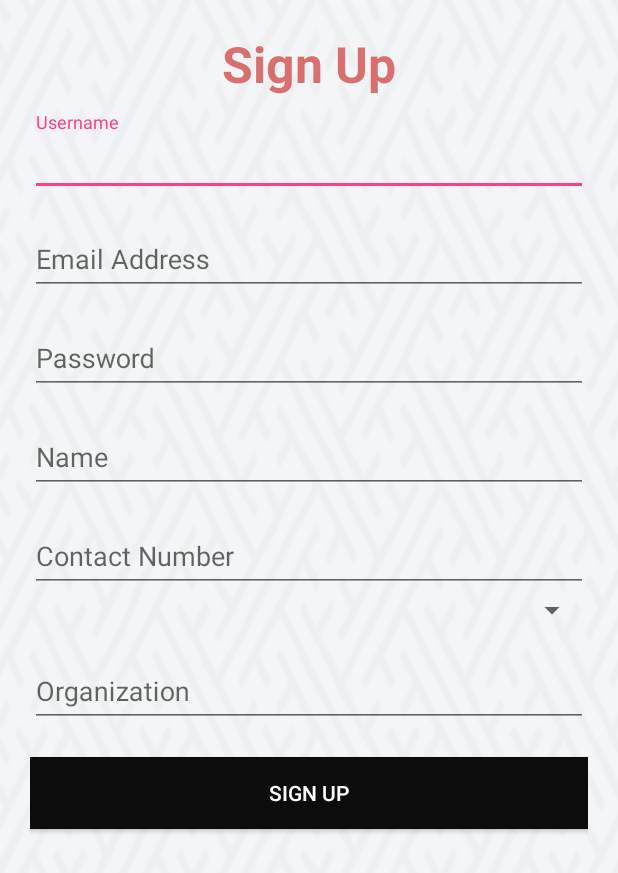
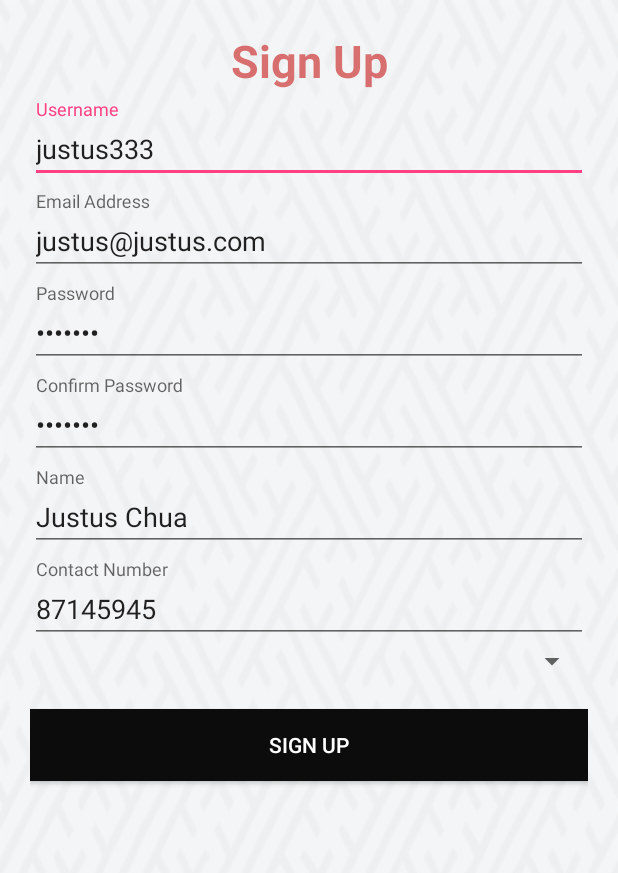
Before and after one commit to Print-ABC/3103-3203-group-31, an Android app: the RegisterActivity screen opened directly, with no data from a screen before it, on a phone screen of 412 x 824 dp. Shown: the top 873 px of the screen. Run offline under Robolectric (Android 15) with nearby library versions, the phone set to English and light mode, and no system bars; libraries missing offline, so code that uses them is left out: com.weiwangcn.betterspinner; plain views replace MaterialBetterSpinner; 2 statements that could not run were skipped.

Commit message:
Frontend input validation for registration done

```diff
--- a/android/app/src/main/res/layout/activity_register.xml
+++ b/android/app/src/main/res/layout/activity_register.xml
@@ -13,29 +13,30 @@
         android:gravity="center_horizontal"
         android:text="Sign Up"
         android:textColor="#90c40909"
-        android:textSize="33dp"
+        android:textSize="30dp"
         android:textStyle="bold" />
 
     <android.support.design.widget.TextInputLayout
         android:id="@+id/username"
         android:layout_width="fill_parent"
         android:layout_height="wrap_content"
-        android:layout_marginTop="10dp">
+        android:layout_marginTop="5dp">
 
         <EditText
-            android:id="@+id/editTextUserId"
+            android:id="@+id/editTextUsername"
             android:layout_width="fill_parent"
             android:layout_height="wrap_content"
             android:ems="10"
             android:hint="Username"
-            android:inputType="textPersonName" />
+            android:inputType="textPersonName"
+            android:text="justus333" />
     </android.support.design.widget.TextInputLayout>
 
     <android.support.design.widget.TextInputLayout
         android:id="@+id/email_address"
         android:layout_width="fill_parent"
         android:layout_height="wrap_content"
-        android:layout_marginTop="10dp">
+        android:layout_marginTop="5dp">
 
         <EditText
             android:id="@+id/editTextEmail"
@@ -43,14 +44,15 @@
             android:layout_height="wrap_content"
             android:ems="10"
             android:hint="Email Address"
-            android:inputType="textEmailAddress" />
+            android:inputType="textEmailAddress"
+            android:text="justus@justus.com" />
     </android.support.design.widget.TextInputLayout>
 
     <android.support.design.widget.TextInputLayout
         android:id="@+id/password"
         android:layout_width="fill_parent"
         android:layout_height="wrap_content"
-        android:layout_marginTop="10dp">
+        android:layout_marginTop="5dp">
 
         <EditText
             android:id="@+id/editTextPassword"
@@ -58,14 +60,31 @@
             android:layout_height="wrap_content"
             android:ems="10"
             android:hint="Password"
-            android:inputType="textPassword" />
+            android:inputType="textPassword"
+            android:text="Justus1" />
+    </android.support.design.widget.TextInputLayout>
+
+    <android.support.design.widget.TextInputLayout
+        android:id="@+id/cFmPassword"
+        android:layout_width="fill_parent"
+        android:layout_height="wrap_content"
+        android:layout_marginTop="5dp">
+
+        <EditText
+            android:id="@+id/editTextCfmPassword"
+            android:layout_width="fill_parent"
+            android:layout_height="wrap_content"
+            android:ems="10"
+            android:hint="Confirm Password"
+            android:inputType="textPassword"
+            android:text="Justus1" />
     </android.support.design.widget.TextInputLayout>
 
     <android.support.design.widget.TextInputLayout
         android:id="@+id/name"
         android:layout_width="fill_parent"
         android:layout_height="wrap_content"
-        android:layout_marginTop="10dp">
+        android:layout_marginTop="5dp">
 
         <EditText
             android:id="@+id/editTextName"
@@ -73,14 +92,15 @@
             android:layout_height="wrap_content"
             android:ems="10"
             android:hint="Name"
-            android:inputType="textPersonName" />
+            android:inputType="textPersonName"
+            android:text="Justus Chua" />
     </android.support.design.widget.TextInputLayout>
 
     <android.support.design.widget.TextInputLayout
         android:id="@+id/contact"
         android:layout_width="fill_parent"
         android:layout_height="wrap_content"
-        android:layout_marginTop="10dp">
+        android:layout_marginTop="5dp">
 
         <EditText
             android:id="@+id/editTextContact"
@@ -88,7 +108,8 @@
             android:layout_height="wrap_content"
             android:ems="10"
             android:hint="Contact Number"
-            android:inputType="phone" />
+            android:inputType="phone"
+            android:text="87145945" />
     </android.support.design.widget.TextInputLayout>
 
     <com.weiwangcn.betterspinner.library.material.MaterialBetterSpinner
@@ -98,21 +119,6 @@
         android:hint="Role"
         android:textColorHint="#05ab9a"
         app:met_floatingLabel="normal" />
-
-    <android.support.design.widget.TextInputLayout
-        android:id="@+id/organization"
-        android:layout_width="fill_parent"
-        android:layout_height="wrap_content"
-        android:layout_marginTop="10dp">
-
-        <EditText
-            android:id="@+id/editTextOrganization"
-            android:layout_width="fill_parent"
-            android:layout_height="wrap_content"
-            android:ems="10"
-            android:hint="Organization"
-            android:inputType="textPersonName" />
-    </android.support.design.widget.TextInputLayout>
 
     <Button
         android:id="@+id/btnRegister"
--- a/android/app/src/main/res/values/strings.xml
+++ b/android/app/src/main/res/values/strings.xml
@@ -17,4 +17,19 @@
     <string name="title_activity_main">MainActivity</string>
     <string name="title_profile">Profile</string>
     <string name="title_logout">Logout</string>
+
+    <!-- Register Error Messages -->
+    <string name="empty_email_error">Please enter an email address</string>
+    <string name="empty_username_error">Please enter an username</string>
+    <string name="empty_password_error">Please enter a password</string>
+    <string name="empty_name_error">Please enter your full name</string>
+    <string name="empty_contact_error">Please enter your mobile number</string>
+    <string name="empty_role_error">Please select a role</string>
+    <string name="invalid_contact_error">"Please enter a valid contact number, e.g 98765432"</string>
+    <string name="invalid_name_error">Please enter a valid full name, e.g. Peter Tan</string>
+    <string name="invalid_email_error">Please enter a valid email address</string>
+    <string name="invalid_password_error">Password must be of 6 to 20 characters containing at least one digit, one lowercase character and one uppercase character</string>
+    <string name="invalid_username_error">"Please enter a valid username (8 to 15 characters allowing points, dashes and underscores)"</string>
+    <string name="invalid_confirm_password_error">Password does not match</string>
+
 </resources>
```
Also changed, not shown: android/app/src/main/java/com/ncshare/ncshare/BackgroundTask.java (+3 -9 lines), android/app/src/main/java/com/ncshare/ncshare/RegisterActivity.java (+168 -21 lines).
